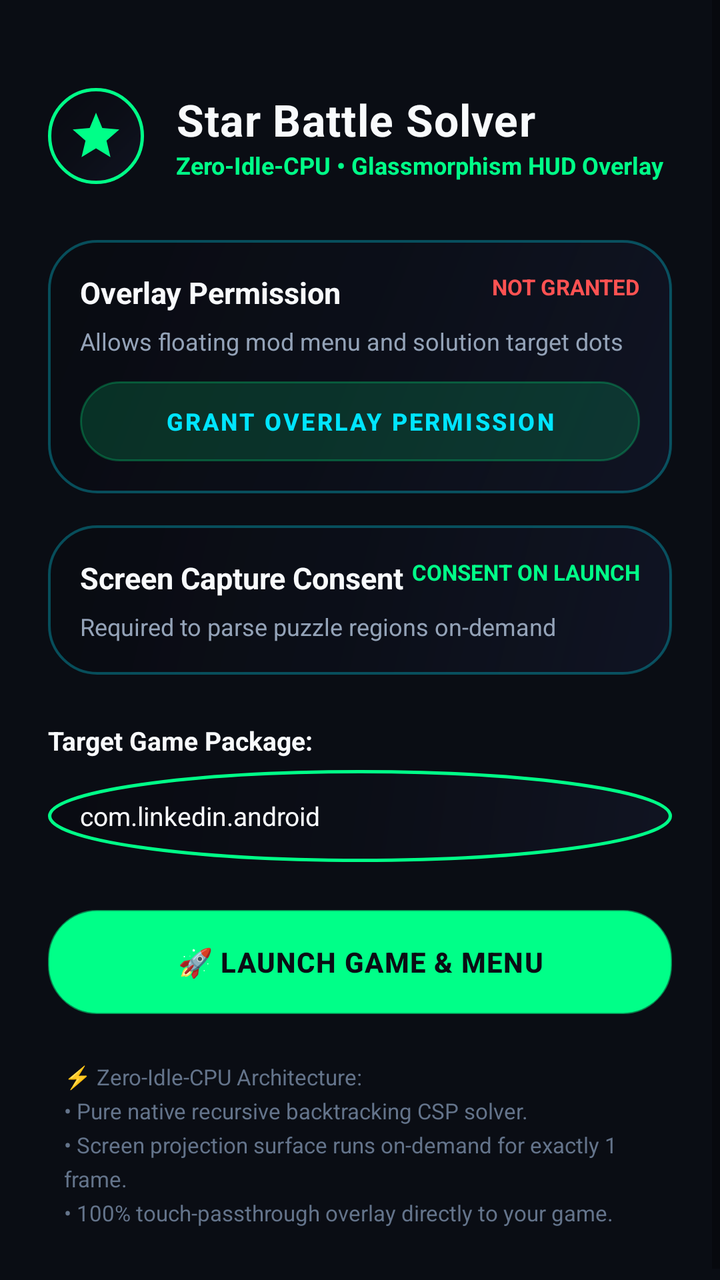
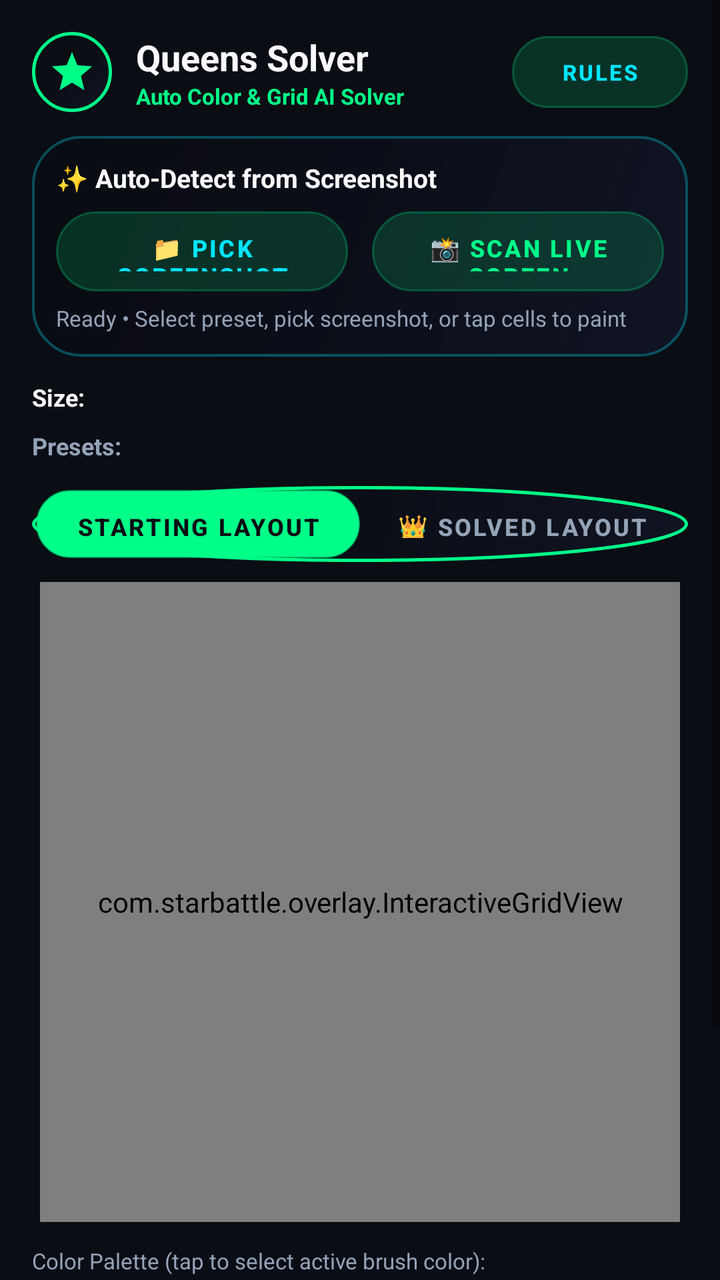

Screens rendered from an Android XML layout before and after an edit, with the pre-edit source and the edit as a unified diff.
<!-- AndroidManifest.xml: application theme Theme.StarBattleOverlay -->
<!-- res/layout/activity_main.xml -->
<?xml version="1.0" encoding="utf-8"?>
<ScrollView xmlns:android="http://schemas.android.com/apk/res/android"
    android:layout_width="match_parent"
    android:layout_height="match_parent"
    android:background="#0A0D14"
    android:fillViewport="true">

    <LinearLayout
        android:layout_width="match_parent"
        android:layout_height="wrap_content"
        android:orientation="vertical"
        android:padding="24dp">

        
        <LinearLayout
            android:layout_width="match_parent"
            android:layout_height="wrap_content"
            android:orientation="horizontal"
            android:gravity="center_vertical"
            android:layout_marginTop="20dp"
            android:layout_marginBottom="28dp">

            <ImageView
                android:layout_width="48dp"
                android:layout_height="48dp"
                android:src="@drawable/ic_star_logo"
                android:background="@drawable/bg_glass_bubble"
                android:padding="10dp"
                android:contentDescription="@string/app_name" />

            <LinearLayout
                android:layout_width="match_parent"
                android:layout_height="wrap_content"
                android:orientation="vertical"
                android:layout_marginStart="16dp">

                <TextView
                    android:layout_width="wrap_content"
                    android:layout_height="wrap_content"
                    android:text="@string/hero_title"
                    android:textColor="@color/text_primary"
                    android:textSize="22sp"
                    android:textStyle="bold"
                    android:letterSpacing="0.02" />

                <TextView
                    android:layout_width="wrap_content"
                    android:layout_height="wrap_content"
                    android:text="@string/hero_subtitle"
                    android:textColor="@color/neon_green"
                    android:textSize="12sp"
                    android:textStyle="bold" />
            </LinearLayout>
        </LinearLayout>

        
        <LinearLayout
            android:id="@+id/card_overlay_perm"
            android:layout_width="match_parent"
            android:layout_height="wrap_content"
            android:background="@drawable/bg_glass_menu"
            android:orientation="vertical"
            android:padding="16dp"
            android:layout_marginBottom="16dp">

            <RelativeLayout
                android:layout_width="match_parent"
                android:layout_height="wrap_content">

                <TextView
                    android:layout_width="wrap_content"
                    android:layout_height="wrap_content"
                    android:text="@string/perm_overlay_title"
                    android:textColor="@color/text_primary"
                    android:textSize="15sp"
                    android:textStyle="bold" />

                <TextView
                    android:id="@+id/tv_overlay_status"
                    android:layout_width="wrap_content"
                    android:layout_height="wrap_content"
                    android:layout_alignParentEnd="true"
                    android:text="NOT GRANTED"
                    android:textColor="@color/accent_red"
                    android:textSize="11sp"
                    android:textStyle="bold" />
            </RelativeLayout>

            <TextView
                android:layout_width="wrap_content"
                android:layout_height="wrap_content"
                android:text="@string/perm_overlay_desc"
                android:textColor="@color/text_secondary"
                android:textSize="12sp"
                android:layout_marginTop="6dp"
                android:layout_marginBottom="12dp" />

            <Button
                android:id="@+id/btn_grant_overlay"
                android:layout_width="match_parent"
                android:layout_height="40dp"
                android:background="@drawable/bg_button_clear"
                android:text="@string/btn_grant_overlay"
                android:textColor="@color/neon_cyan"
                android:textSize="12sp"
                android:textStyle="bold" />
        </LinearLayout>

        
        <LinearLayout
            android:layout_width="match_parent"
            android:layout_height="wrap_content"
            android:background="@drawable/bg_glass_menu"
            android:orientation="vertical"
            android:padding="16dp"
            android:layout_marginBottom="24dp">

            <RelativeLayout
                android:layout_width="match_parent"
                android:layout_height="wrap_content">

                <TextView
                    android:layout_width="wrap_content"
                    android:layout_height="wrap_content"
                    android:text="@string/perm_projection_title"
                    android:textColor="@color/text_primary"
                    android:textSize="15sp"
                    android:textStyle="bold" />

                <TextView
                    android:id="@+id/tv_projection_status"
                    android:layout_width="wrap_content"
                    android:layout_height="wrap_content"
                    android:layout_alignParentEnd="true"
                    android:text="CONSENT ON LAUNCH"
                    android:textColor="@color/neon_green"
                    android:textSize="11sp"
                    android:textStyle="bold" />
            </RelativeLayout>

            <TextView
                android:layout_width="wrap_content"
                android:layout_height="wrap_content"
                android:text="@string/perm_projection_desc"
                android:textColor="@color/text_secondary"
                android:textSize="12sp"
                android:layout_marginTop="6dp" />
        </LinearLayout>

        
        <TextView
            android:layout_width="wrap_content"
            android:layout_height="wrap_content"
            android:text="@string/label_target_package"
            android:textColor="@color/text_primary"
            android:textSize="13sp"
            android:textStyle="bold"
            android:layout_marginBottom="6dp" />

        <EditText
            android:id="@+id/et_target_package"
            android:layout_width="match_parent"
            android:layout_height="46dp"
            android:background="@drawable/bg_glass_bubble"
            android:paddingStart="16dp"
            android:paddingEnd="16dp"
            android:textColor="@color/text_primary"
            android:textColorHint="@color/text_muted"
            android:text="com.linkedin.android"
            android:hint="@string/hint_target_package"
            android:inputType="textUri"
            android:textSize="13sp"
            android:layout_marginBottom="24dp" />

        
        <Button
            android:id="@+id/btn_launch_game_and_menu"
            android:layout_width="match_parent"
            android:layout_height="52dp"
            android:background="@drawable/bg_button_solve"
            android:text="@string/btn_launch_mod"
            android:textColor="#0A0D14"
            android:textSize="14sp"
            android:textStyle="bold"
            android:letterSpacing="0.03"
            android:stateListAnimator="@null"
            android:layout_marginBottom="16dp" />

        
        <TextView
            android:layout_width="match_parent"
            android:layout_height="wrap_content"
            android:text="⚡ Zero-Idle-CPU Architecture:\n• Pure native recursive backtracking CSP solver.\n• Screen projection surface runs on-demand for exactly 1 frame.\n• 100% touch-passthrough overlay directly to your game."
            android:textColor="@color/text_muted"
            android:textSize="11sp"
            android:lineSpacingExtra="4dp"
            android:padding="8dp" />

    </LinearLayout>
</ScrollView>
<!-- resources referenced by this layout -->
<resources>
  <color name="accent_red">#FF5252</color>
  <color name="neon_cyan">#00E5FF</color>
  <color name="neon_green">#00FF88</color>
  <color name="text_muted">#64748B</color>
  <color name="text_primary">#F8FAFC</color>
  <color name="text_secondary">#94A3B8</color>
  <!-- drawable bg_button_clear (drawable) -->
  <?xml version="1.0" encoding="utf-8"?>
  <ripple xmlns:android="http://schemas.android.com/apk/res/android"
      android:color="#33FFFFFF">
      <item>
          <shape android:shape="rectangle">
              <corners android:radius="24dp" />
              <solid android:color="#26FFFFFF" />
              <stroke
                  android:width="1dp"
                  android:color="#40FFFFFF" />
          </shape>
      </item>
  </ripple>
  <!-- drawable bg_button_solve (drawable) -->
  <?xml version="1.0" encoding="utf-8"?>
  <ripple xmlns:android="http://schemas.android.com/apk/res/android"
      android:color="#4DFFFFFF">
      <item>
          <shape android:shape="rectangle">
              <corners android:radius="24dp" />
              <gradient
                  android:angle="45"
                  android:startColor="#00E676"
                  android:endColor="#00B0FF"
                  android:type="linear" />
              <stroke
                  android:width="1dp"
                  android:color="#80FFFFFF" />
          </shape>
      </item>
  </ripple>
  <!-- drawable bg_glass_menu (drawable) -->
  <?xml version="1.0" encoding="utf-8"?>
  <shape xmlns:android="http://schemas.android.com/apk/res/android"
      android:shape="rectangle">
      <corners android:radius="24dp" />
      <gradient
          android:angle="135"
          android:startColor="#CC101526"
          android:centerColor="#B30C0F1A"
          android:endColor="#D9080A10"
          android:type="linear" />
      <stroke
          android:width="1.2dp"
          android:color="#4D00E5FF" />
  </shape>
  <!-- drawable ic_star_logo (drawable) -->
  <vector xmlns:android="http://schemas.android.com/apk/res/android"
      android:width="28dp"
      android:height="28dp"
      android:viewportWidth="24"
      android:viewportHeight="24">
      <path
          android:fillColor="#00FF88"
          android:pathData="M12,2L14.7,8.6L22,9.2L16.5,14L18.2,21.1L12,17.3L5.8,21.1L7.5,14L2,9.2L9.3,8.6L12,2Z" />
  </vector>
  <string name="app_name">Star Battle Mod</string>
  <string name="btn_grant_overlay">Grant Overlay Permission</string>
  <string name="btn_launch_mod">🚀 Launch Game &amp; Menu</string>
  <string name="hero_subtitle">Zero-Idle-CPU • Glassmorphism HUD Overlay</string>
  <string name="hero_title">Star Battle Solver</string>
  <string name="hint_target_package">e.g., com.linkedin.android or com.example.game</string>
  <string name="label_target_package">Target Game Package:</string>
  <string name="perm_overlay_desc">Allows floating mod menu and solution target dots</string>
  <string name="perm_overlay_title">Overlay Permission</string>
  <string name="perm_projection_desc">Required to parse puzzle regions on-demand</string>
  <string name="perm_projection_title">Screen Capture Consent</string>
  <style name="Theme.StarBattleOverlay" parent="Theme.MaterialComponents.DayNight.NoActionBar">
          
          <item name="colorPrimary">@color/neon_green</item>
          <item name="colorPrimaryVariant">@color/neon_green_bright</item>
          <item name="colorOnPrimary">#0A0D14</item>
          
          <item name="colorSecondary">@color/neon_cyan</item>
          <item name="colorSecondaryVariant">@color/accent_blue</item>
          <item name="colorOnSecondary">#0A0D14</item>
          
          <item name="android:statusBarColor">#0A0D14</item>
          <item name="android:navigationBarColor">#0A0D14</item>
          <item name="android:windowBackground">#0A0D14</item>
      </style>
  <color name="neon_green_bright">#00E676</color>
  <color name="accent_blue">#3B82F6</color>
  <!-- unchanged entries left out for length: 1 -->
</resources>

<!-- the commit's change to res/layout/activity_main.xml (unified diff, before → after) -->
@@ -9,192 +9,281 @@
         android:layout_width="match_parent"
         android:layout_height="wrap_content"
         android:orientation="vertical"
-        android:padding="24dp">
-
-        
-        <LinearLayout
-            android:layout_width="match_parent"
-            android:layout_height="wrap_content"
-            android:orientation="horizontal"
-            android:gravity="center_vertical"
-            android:layout_marginTop="20dp"
-            android:layout_marginBottom="28dp">
+        android:paddingStart="16dp"
+        android:paddingEnd="16dp"
+        android:paddingTop="16dp"
+        android:paddingBottom="32dp">
+
+        
+        <RelativeLayout
+            android:layout_width="match_parent"
+            android:layout_height="wrap_content"
+            android:layout_marginBottom="12dp">
 
             <ImageView
-                android:layout_width="48dp"
-                android:layout_height="48dp"
+                android:id="@+id/iv_app_logo"
+                android:layout_width="40dp"
+                android:layout_height="40dp"
+                android:layout_alignParentStart="true"
+                android:layout_centerVertical="true"
+                android:background="@drawable/bg_glass_bubble"
+                android:padding="8dp"
                 android:src="@drawable/ic_star_logo"
-                android:background="@drawable/bg_glass_bubble"
-                android:padding="10dp"
                 android:contentDescription="@string/app_name" />
 
             <LinearLayout
-                android:layout_width="match_parent"
-                android:layout_height="wrap_content"
-                android:orientation="vertical"
-                android:layout_marginStart="16dp">
+                android:layout_width="wrap_content"
+                android:layout_height="wrap_content"
+                android:layout_toEndOf="@id/iv_app_logo"
+                android:layout_toStartOf="@id/btn_help_rules"
+                android:layout_marginStart="12dp"
+                android:layout_centerVertical="true"
+                android:orientation="vertical">
 
                 <TextView
                     android:layout_width="wrap_content"
                     android:layout_height="wrap_content"
-                    android:text="@string/hero_title"
+                    android:text="Queens Solver"
                     android:textColor="@color/text_primary"
-                    android:textSize="22sp"
-                    android:textStyle="bold"
-                    android:letterSpacing="0.02" />
+                    android:textSize="18sp"
+                    android:textStyle="bold" />
 
                 <TextView
                     android:layout_width="wrap_content"
                     android:layout_height="wrap_content"
-                    android:text="@string/hero_subtitle"
-                    android:textColor="@color/neon_green"
-                    android:textSize="12sp"
-                    android:textStyle="bold" />
-            </LinearLayout>
-        </LinearLayout>
-
-        
-        <LinearLayout
-            android:id="@+id/card_overlay_perm"
-            android:layout_width="match_parent"
-            android:layout_height="wrap_content"
-            android:background="@drawable/bg_glass_menu"
-            android:orientation="vertical"
-            android:padding="16dp"
-            android:layout_marginBottom="16dp">
-
-            <RelativeLayout
-                android:layout_width="match_parent"
-                android:layout_height="wrap_content">
-
-                <TextView
-                    android:layout_width="wrap_content"
-                    android:layout_height="wrap_content"
-                    android:text="@string/perm_overlay_title"
-                    android:textColor="@color/text_primary"
-                    android:textSize="15sp"
-                    android:textStyle="bold" />
-
-                <TextView
-                    android:id="@+id/tv_overlay_status"
-                    android:layout_width="wrap_content"
-                    android:layout_height="wrap_content"
-                    android:layout_alignParentEnd="true"
-                    android:text="NOT GRANTED"
-                    android:textColor="@color/accent_red"
-                    android:textSize="11sp"
-                    android:textStyle="bold" />
-            </RelativeLayout>
-
-            <TextView
-                android:layout_width="wrap_content"
-                android:layout_height="wrap_content"
-                android:text="@string/perm_overlay_desc"
-                android:textColor="@color/text_secondary"
-                android:textSize="12sp"
-                android:layout_marginTop="6dp"
-                android:layout_marginBottom="12dp" />
-
-            <Button
-                android:id="@+id/btn_grant_overlay"
-                android:layout_width="match_parent"
-                android:layout_height="40dp"
-                android:background="@drawable/bg_button_clear"
-                android:text="@string/btn_grant_overlay"
-                android:textColor="@color/neon_cyan"
-                android:textSize="12sp"
-                android:textStyle="bold" />
-        </LinearLayout>
-
-        
-        <LinearLayout
-            android:layout_width="match_parent"
-            android:layout_height="wrap_content"
-            android:background="@drawable/bg_glass_menu"
-            android:orientation="vertical"
-            android:padding="16dp"
-            android:layout_marginBottom="24dp">
-
-            <RelativeLayout
-                android:layout_width="match_parent"
-                android:layout_height="wrap_content">
-
-                <TextView
-                    android:layout_width="wrap_content"
-                    android:layout_height="wrap_content"
-                    android:text="@string/perm_projection_title"
-                    android:textColor="@color/text_primary"
-                    android:textSize="15sp"
-                    android:textStyle="bold" />
-
-                <TextView
-                    android:id="@+id/tv_projection_status"
-                    android:layout_width="wrap_content"
-                    android:layout_height="wrap_content"
-                    android:layout_alignParentEnd="true"
-                    android:text="CONSENT ON LAUNCH"
+                    android:text="Auto Color &amp; Grid AI Solver"
                     android:textColor="@color/neon_green"
                     android:textSize="11sp"
                     android:textStyle="bold" />
-            </RelativeLayout>
-
-            <TextView
-                android:layout_width="wrap_content"
-                android:layout_height="wrap_content"
-                android:text="@string/perm_projection_desc"
+            </LinearLayout>
+
+            <Button
+                android:id="@+id/btn_help_rules"
+                android:layout_width="wrap_content"
+                android:layout_height="36dp"
+                android:layout_alignParentEnd="true"
+                android:layout_centerVertical="true"
+                android:background="@drawable/bg_button_clear"
+                android:text="Rules"
+                android:textColor="@color/neon_cyan"
+                android:textSize="11sp"
+                android:textStyle="bold"
+                android:paddingStart="12dp"
+                android:paddingEnd="12dp" />
+        </RelativeLayout>
+
+        
+        <LinearLayout
+            android:layout_width="match_parent"
+            android:layout_height="wrap_content"
+            android:background="@drawable/bg_glass_menu"
+            android:orientation="vertical"
+            android:padding="12dp"
+            android:layout_marginBottom="12dp">
+
+            <TextView
+                android:layout_width="wrap_content"
+                android:layout_height="wrap_content"
+                android:text="✨ Auto-Detect from Screenshot"
+                android:textColor="@color/text_primary"
+                android:textSize="13sp"
+                android:textStyle="bold"
+                android:layout_marginBottom="8dp" />
+
+            <LinearLayout
+                android:layout_width="match_parent"
+                android:layout_height="wrap_content"
+                android:orientation="horizontal">
+
+                <Button
+                    android:id="@+id/btn_pick_screenshot"
+                    android:layout_width="0dp"
+                    android:layout_height="40dp"
+                    android:layout_weight="1"
+                    android:background="@drawable/bg_button_clear"
+                    android:text="📁 Pick Screenshot"
+                    android:textColor="@color/neon_cyan"
+                    android:textSize="12sp"
+                    android:textStyle="bold"
+                    android:layout_marginEnd="6dp" />
+
+                <Button
+                    android:id="@+id/btn_scan_screen"
+                    android:layout_width="0dp"
+                    android:layout_height="40dp"
+                    android:layout_weight="1"
+                    android:background="@drawable/bg_button_clear"
+                    android:text="📸 Scan Live Screen"
+                    android:textColor="@color/neon_green"
+                    android:textSize="12sp"
+                    android:textStyle="bold"
+                    android:layout_marginStart="6dp" />
+            </LinearLayout>
+
+            <TextView
+                android:id="@+id/tv_detect_status"
+                android:layout_width="match_parent"
+                android:layout_height="wrap_content"
+                android:text="Ready • Select preset, pick screenshot, or tap cells to paint"
                 android:textColor="@color/text_secondary"
-                android:textSize="12sp"
+                android:textSize="11sp"
                 android:layout_marginTop="6dp" />
         </LinearLayout>
 
         
+        <LinearLayout
+            android:layout_width="match_parent"
+            android:layout_height="wrap_content"
+            android:orientation="horizontal"
+            android:gravity="center_vertical"
+            android:layout_marginBottom="8dp">
+
+            <TextView
+                android:layout_width="wrap_content"
+                android:layout_height="wrap_content"
+                android:text="Size:"
+                android:textColor="@color/text_primary"
+                android:textSize="12sp"
+                android:textStyle="bold"
+                android:layout_marginEnd="8dp" />
+
+            <HorizontalScrollView
+                android:layout_width="match_parent"
+                android:layout_height="wrap_content"
+                android:scrollbars="none">
+
+                <LinearLayout
+                    android:id="@+id/layout_size_buttons"
+                    android:layout_width="wrap_content"
+                    android:layout_height="wrap_content"
+                    android:orientation="horizontal" />
+            </HorizontalScrollView>
+        </LinearLayout>
+
+        
+        <LinearLayout
+            android:layout_width="match_parent"
+            android:layout_height="wrap_content"
+            android:orientation="horizontal"
+            android:gravity="center_vertical"
+            android:layout_marginBottom="12dp">
+
+            <TextView
+                android:layout_width="wrap_content"
+                android:layout_height="wrap_content"
+                android:text="Presets:"
+                android:textColor="@color/text_secondary"
+                android:textSize="12sp"
+                android:textStyle="bold"
+                android:layout_marginEnd="8dp" />
+
+            <HorizontalScrollView
+                android:layout_width="match_parent"
+                android:layout_height="wrap_content"
+                android:scrollbars="none">
+
+                <LinearLayout
+                    android:id="@+id/layout_preset_buttons"
+                    android:layout_width="wrap_content"
+                    android:layout_height="wrap_content"
+                    android:orientation="horizontal" />
+            </HorizontalScrollView>
+        </LinearLayout>
+
+        
+        <LinearLayout
+            android:layout_width="match_parent"
+            android:layout_height="38dp"
+            android:background="@drawable/bg_glass_bubble"
+            android:orientation="horizontal"
+            android:padding="2dp"
+            android:layout_marginBottom="10dp">
+
+            <Button
+                android:id="@+id/tab_starting"
+                android:layout_width="0dp"
+                android:layout_height="match_parent"
+                android:layout_weight="1"
+                android:background="@drawable/bg_button_solve"
+                android:text="Starting Layout"
+                android:textColor="#0A0D14"
+                android:textSize="12sp"
+                android:textStyle="bold" />
+
+            <Button
+                android:id="@+id/tab_solved"
+                android:layout_width="0dp"
+                android:layout_height="match_parent"
+                android:layout_weight="1"
+                android:background="@android:color/transparent"
+                android:text="👑 Solved Layout"
+                android:textColor="@color/text_secondary"
+                android:textSize="12sp"
+                android:textStyle="bold" />
+        </LinearLayout>
+
+        
+        <FrameLayout
+            android:layout_width="match_parent"
+            android:layout_height="wrap_content"
+            android:layout_gravity="center_horizontal"
+            android:layout_marginBottom="12dp">
+
+            <com.starbattle.overlay.InteractiveGridView
+                android:id="@+id/interactive_grid_view"
+                android:layout_width="320dp"
+                android:layout_height="320dp"
+                android:layout_gravity="center" />
+        </FrameLayout>
+
+        
         <TextView
+            android:id="@+id/tv_palette_label"
             android:layout_width="wrap_content"
             android:layout_height="wrap_content"
-            android:text="@string/label_target_package"
-            android:textColor="@color/text_primary"
-            android:textSize="13sp"
-            android:textStyle="bold"
+            android:text="Color Palette (tap to select active brush color):"
+            android:textColor="@color/text_secondary"
+            android:textSize="11sp"
             android:layout_marginBottom="6dp" />
 
-        <EditText
-            android:id="@+id/et_target_package"
-            android:layout_width="match_parent"
-            android:layout_height="46dp"
-            android:background="@drawable/bg_glass_bubble"
-            android:paddingStart="16dp"
-            android:paddingEnd="16dp"
-            android:textColor="@color/text_primary"
-            android:textColorHint="@color/text_muted"
-            android:text="com.linkedin.android"
-            android:hint="@string/hint_target_package"
-            android:inputType="textUri"
-            android:textSize="13sp"
-            android:layout_marginBottom="24dp" />
+        <HorizontalScrollView
+            android:layout_width="match_parent"
+            android:layout_height="wrap_content"
+            android:scrollbars="none"
+            android:layout_marginBottom="16dp">
+
+            <LinearLayout
+                android:id="@+id/layout_palette_swatches"
+                android:layout_width="wrap_content"
+                android:layout_height="wrap_content"
+                android:orientation="horizontal" />
+        </HorizontalScrollView>
 
         
         <Button
-            android:id="@+id/btn_launch_game_and_menu"
-            android:layout_width="match_parent"
-            android:layout_height="52dp"
+            android:id="@+id/btn_solve_main"
+            android:layout_width="match_parent"
+            android:layout_height="50dp"
             android:background="@drawable/bg_button_solve"
-            android:text="@string/btn_launch_mod"
+            android:text="⚡ SOLVE PUZZLE"
             android:textColor="#0A0D14"
             android:textSize="14sp"
             android:textStyle="bold"
-            android:letterSpacing="0.03"
+            android:letterSpacing="0.04"
             android:stateListAnimator="@null"
-            android:layout_marginBottom="16dp" />
-
-        
-        <TextView
-            android:layout_width="match_parent"
-            android:layout_height="wrap_content"
-            android:text="⚡ Zero-Idle-CPU Architecture:\n• Pure native recursive backtracking CSP solver.\n• Screen projection surface runs on-demand for exactly 1 frame.\n• 100% touch-passthrough overlay directly to your game."
-            android:textColor="@color/text_muted"
-            android:textSize="11sp"
-            android:lineSpacingExtra="4dp"
-            android:padding="8dp" />
+            android:layout_marginBottom="12dp" />
+
+        
+        <Button
+            android:id="@+id/btn_launch_floating_hud"
+            android:layout_width="match_parent"
+            android:layout_height="44dp"
+            android:background="@drawable/bg_button_clear"
+            android:text="🚀 Enable Floating GameGuardian HUD"
+            android:textColor="@color/neon_green"
+            android:textSize="12sp"
+            android:textStyle="bold"
+            android:stateListAnimator="@null" />
 
     </LinearLayout>
 </ScrollView>
<!-- resource entries referenced after the edit -->
@@ -1,9 +1,7 @@
 <!-- resources referenced by this layout -->
 <resources>
-  <color name="accent_red">#FF5252</color>
   <color name="neon_cyan">#00E5FF</color>
   <color name="neon_green">#00FF88</color>
-  <color name="text_muted">#64748B</color>
   <color name="text_primary">#F8FAFC</color>
   <color name="text_secondary">#94A3B8</color>
   <!-- drawable bg_button_clear (drawable) -->
@@ -64,16 +62,6 @@
           android:pathData="M12,2L14.7,8.6L22,9.2L16.5,14L18.2,21.1L12,17.3L5.8,21.1L7.5,14L2,9.2L9.3,8.6L12,2Z" />
   </vector>
   <string name="app_name">Star Battle Mod</string>
-  <string name="btn_grant_overlay">Grant Overlay Permission</string>
-  <string name="btn_launch_mod">🚀 Launch Game &amp; Menu</string>
-  <string name="hero_subtitle">Zero-Idle-CPU • Glassmorphism HUD Overlay</string>
-  <string name="hero_title">Star Battle Solver</string>
-  <string name="hint_target_package">e.g., com.linkedin.android or com.example.game</string>
-  <string name="label_target_package">Target Game Package:</string>
-  <string name="perm_overlay_desc">Allows floating mod menu and solution target dots</string>
-  <string name="perm_overlay_title">Overlay Permission</string>
-  <string name="perm_projection_desc">Required to parse puzzle regions on-demand</string>
-  <string name="perm_projection_title">Screen Capture Consent</string>
   <style name="Theme.StarBattleOverlay" parent="Theme.MaterialComponents.DayNight.NoActionBar">
           
           <item name="colorPrimary">@color/neon_green</item>
